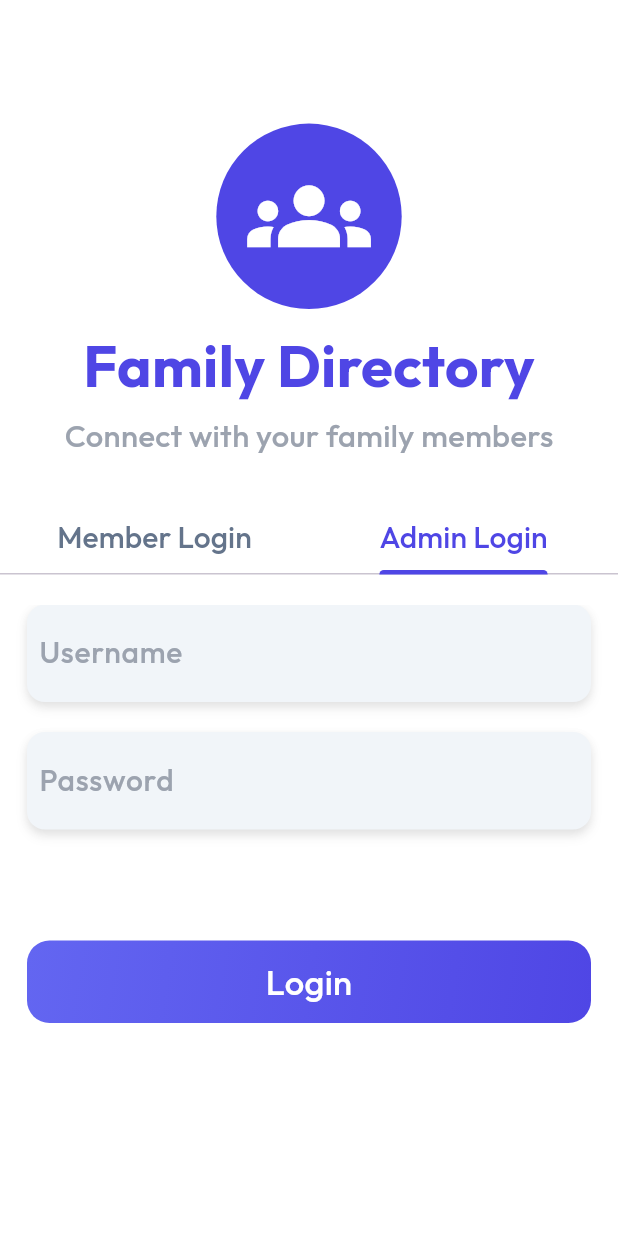
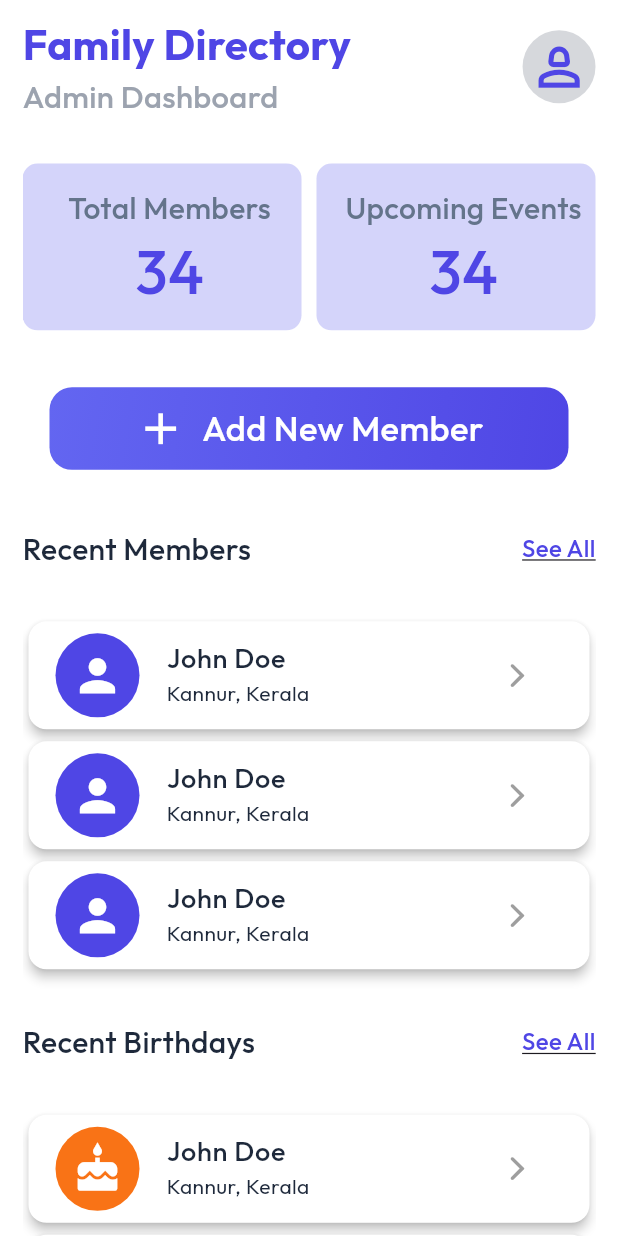
Before and after one commit to NavaneethMv/Family_Tree, a Flutter app: the screen it shows after launch, tab 2 chosen, after a tap on "Login", on a phone screen of 412 x 824 dp. Run offline on Flutter 3.47's test engine with Material 3 defaults, Android fonts, the phone set to English and light mode, and no system bars; our stand-ins replace go_router, google_fonts, shared_preferences.

Commit message:
Admin dashboard completed

```diff
--- /dev/null
+++ b/devtools_options.yaml
@@ -0,0 +1,3 @@
+description: This file stores settings for Dart & Flutter DevTools.
+documentation: https://docs.flutter.dev/tools/devtools/extensions#configure-extension-enablement-states
+extensions:
--- /dev/null
+++ b/lib/Presentation/Admin/screens/dashboard.dart
@@ -0,0 +1,145 @@
+import 'package:family_tree/Presentation/Widgets/Admin/home/admin_dashboard_header.dart';
+import 'package:family_tree/Utils/colours.dart';
+import 'package:family_tree/Utils/size.dart';
+import 'package:family_tree/Utils/teststyles.dart';
+import 'package:flutter/cupertino.dart';
+import 'package:flutter/material.dart';
+import 'package:go_router/go_router.dart';
+import 'package:google_fonts/google_fonts.dart';
+
+import '../../Widgets/Admin/home/countcaed.dart';
+import '../../Widgets/Global/icon_button.dart';
+
+class AdminDashboard extends StatelessWidget {
+  const AdminDashboard({super.key});
+
+  @override
+  Widget build(BuildContext context) {
+    return LayoutBuilder(builder: (context, constraints) {
+      return Scaffold(
+        backgroundColor: Colors.white,
+        body: SafeArea(
+          child: Padding(
+            padding: const EdgeInsets.only(left: 15.0, right: 15, top: 10),
+            child: SingleChildScrollView(
+              child: Column(children: [
+                Admin_Dashboard_Header(constraints: constraints),
+                sizedBox_h30,
+                Row(
+                  mainAxisAlignment: MainAxisAlignment.spaceBetween,
+                  children: [
+                    CountContainer(constraints, 'Total Members'),
+                    CountContainer(constraints, 'Upcoming Events'),
+                  ],
+                ),
+                sizedBox_h20,
+                GlobalIconButton(
+                  content: 'Add New Member',
+                ),
+                sizedBox_h20,
+                RecentitemWidget(
+                  title: 'Recent Members',
+                  icon: Icons.person,
+                  backgroundColor: primaryColor,
+                ),
+                sizedBox_h30,
+                RecentitemWidget(
+                  title: 'Recent Birthdays',
+                  icon: Icons.cake,
+                  backgroundColor: orange_accentColor,
+                ),
+              ]),
+            ),
+          ),
+        ),
+      );
+    });
+  }
+}
+
+class RecentitemWidget extends StatelessWidget {
+  RecentitemWidget({
+    super.key,
+    required this.title,
+    required this.icon,
+    required this.backgroundColor
+  });
+  String title;
+  IconData icon;
+  Color backgroundColor;
+  @override
+  Widget build(BuildContext context) {
+    return Column(
+      children: [
+        Row(
+          mainAxisAlignment: MainAxisAlignment.spaceBetween,
+          children: [
+            Text(title,
+                style: subHeadingStyle(
+                  fontSize: 20,
+                  color: textColor,
+                )),
+            GestureDetector(
+              onTap: () {
+                GoRouter.of(context).go('/memberlistscreen');
+              },
+              child: Text('See All',
+                  style: GoogleFonts.outfit(
+                      decoration: TextDecoration.underline,
+                      fontSize: 16,
+                      color: primaryColor,
+                      fontWeight: FontWeight.w500)),
+            ),
+          ],
+        ),
+        sizedBox_h30,
+        ...List.generate(
+          3,
+          (index) => RecentMemberCard(icon: icon,backgroundColor: backgroundColor,),
+        )
+      ],
+    );
+  }
+}
+
+class RecentMemberCard extends StatelessWidget {
+   RecentMemberCard({
+    super.key,
+   required this.icon ,
+   required this.backgroundColor
+  });
+  IconData icon;
+  Color backgroundColor;
+  @override
+  Widget build(BuildContext context) {
+    return Card(
+      elevation: 3,
+      shape: RoundedRectangleBorder(borderRadius: BorderRadius.circular(12)),
+      color: whitecolour,
+      child: ListTile(
+        leading:  CircleAvatar(
+          radius: 30,
+          backgroundColor: backgroundColor,
+          child: Icon(
+           icon,
+            color: whitecolour,
+            size: 35,
+          ),
+        ),
+        title: Text('John Doe',
+            style: GoogleFonts.outfit(
+                fontSize: 18, color: textColor, fontWeight: FontWeight.w500)),
+        subtitle: Text('Kannur, Kerala',
+            style: GoogleFonts.outfit(
+                fontSize: 14, color: textColor, fontWeight: FontWeight.w400)),
+        trailing: IconButton(
+          onPressed: () {},
+          icon: const Icon(
+            CupertinoIcons.forward,
+            color: Colors.grey,
+          ),
+        ),
+      ),
+    );
+  }
+}
--- /dev/null
+++ b/lib/Presentation/Admin/screens/memberScreen.dart
@@ -0,0 +1,10 @@
+import 'package:flutter/material.dart';
+
+class MemberListscreen extends StatelessWidget {
+  const MemberListscreen({super.key});
+
+  @override
+  Widget build(BuildContext context) {
+    return const Placeholder();
+  }
+}
--- a/lib/Presentation/Login/login.dart
+++ b/lib/Presentation/Login/login.dart
@@ -1,34 +1,37 @@
+import 'package:family_tree/Presentation/Widgets/Global/global_button.dart';
 import 'package:family_tree/Presentation/widgets/Login/adminlogin.dart';
 import 'package:family_tree/Presentation/widgets/Login/loginheader.dart';
 import 'package:family_tree/Presentation/widgets/Login/memberlogin.dart';
 import 'package:family_tree/Utils/colours.dart';
 import 'package:family_tree/Utils/size.dart';
 import 'package:flutter/material.dart';
+import 'package:go_router/go_router.dart';
 import 'package:google_fonts/google_fonts.dart';
+import 'package:shared_preferences/shared_preferences.dart';
 
-import '../widgets/Login/loginbutton.dart';
+
 
 class LoginPage extends StatelessWidget {
   const LoginPage({super.key});
 
   @override
   Widget build(BuildContext context) {
-    return LayoutBuilder(builder: (context, constraints) {
-      double width = constraints.maxWidth;
-      double height = constraints.maxHeight;
-
     return DefaultTabController(
       length: 2,
       child: Scaffold(
         resizeToAvoidBottomInset: true,
         body: SafeArea(
-            child: SingleChildScrollView(
+          child: LayoutBuilder(
+            builder: (context, constraints) {
+              double width = constraints.maxWidth;
+              double height = constraints.maxHeight;
+
+              return SingleChildScrollView(
                 child: Column(
                   crossAxisAlignment: CrossAxisAlignment.center,
                   children: [
-                   SizedBox(height: constraints.maxWidth*0.2,),
+                    SizedBox(height: constraints.maxWidth * 0.2),
                     LoginHeader(width: width),
-
                     sizedBox_h30,
                     TabBar(
                       indicatorColor: primaryColor,
@@ -57,7 +60,7 @@ class LoginPage extends StatelessWidget {
                     ),
                     sizedBox_h20,
                     SizedBox(
-                    height: height * 0.25, // adjust as needed
+                      height: height * 0.25,
                       child: const TabBarView(
                         children: [
                           MemberLogin(),
@@ -66,18 +69,32 @@ class LoginPage extends StatelessWidget {
                       ),
                     ),
                     GestureDetector(
+                      onTap: () async {
 
-                    onTap: () {
 
+                        final tabIndex = DefaultTabController.of(context).index;
+                        if (tabIndex == 0) {
+                          SharedPreferences sharedPreferences =
+                            await SharedPreferences.getInstance();
+                        sharedPreferences.setBool('ismemberlogedin', true);
+                          GoRouter.of(context).push('/memberDashboard');
+                        } else {
+                          SharedPreferences sharedPreferences =
+                            await SharedPreferences.getInstance();
+                        sharedPreferences.setBool('isadminlogedin', true);
+                          GoRouter.of(context).push('/adminDashboard');
+                        }
                       },
-                    child: const LoginButton()),
+                      child:  GlobalButton(content: 'Login',),
+                    ),
                     sizedBox_h10
                   ],
                 ),
+              );
+            },
           ),
         ),
       ),
     );
-    });
   }
 }
--- /dev/null
+++ b/lib/Presentation/Member/memberdashboard.dart
@@ -0,0 +1,25 @@
+import 'package:flutter/material.dart';
+
+class Memberdashboard extends StatelessWidget {
+  const Memberdashboard({super.key});
+
+  @override
+  Widget build(BuildContext context) {
+    return Scaffold(
+      appBar: AppBar(
+        title: const Text('User Dashboard'),
+      ),
+      body: const Center(
+        child: Column(
+          mainAxisAlignment: MainAxisAlignment.center,
+          children: <Widget>[
+            Text(
+              'Welcome to the User Dashboard!',
+              style: TextStyle(fontSize: 24),
+            ),
+          ],
+        ),
+      ),
+    );
+  }
+}
--- /dev/null
+++ b/lib/Presentation/widgets/Admin/home/admin_dashboard_header.dart
@@ -0,0 +1,35 @@
+import 'package:family_tree/Presentation/Widgets/Admin/home/profile_icon.dart';
+import 'package:family_tree/Utils/teststyles.dart';
+import 'package:flutter/material.dart';
+class Admin_Dashboard_Header extends StatelessWidget {
+  const Admin_Dashboard_Header({
+    super.key,
+    required this.constraints,
+  });
+  final BoxConstraints constraints;
+  @override
+  Widget build(BuildContext context) {
+    return Row(
+      mainAxisAlignment: MainAxisAlignment.spaceBetween,
+      children: [
+        Column(
+          crossAxisAlignment: CrossAxisAlignment.start,
+          children: [
+            Text(
+              'Family Directory',
+              textAlign: TextAlign.left,
+              style: headingStyle(
+                  fontSize: constraints.maxWidth * .068),
+            ),
+            Text(
+              'Admin Dashboard',
+              style: subHeadingStyle(
+                  fontSize: constraints.maxWidth * .05),
+            ),
+          ],
+        ),
+        ProfileIcon(constraints: constraints)
+      ],
+    );
+  }
+}
--- /dev/null
+++ b/lib/Presentation/widgets/Admin/home/countcaed.dart
@@ -0,0 +1,29 @@
+import 'package:flutter/material.dart';
+
+import '../../../../Utils/colours.dart';
+import '../../../../Utils/teststyles.dart';
+Container CountContainer(BoxConstraints constraints,String title) {
+    return Container(
+      height: constraints.maxWidth * 0.27,
+      width: (constraints.maxWidth - 30 - 10) / 2, // 10 is the spacing between
+      decoration: BoxDecoration(
+        color: Lightindigo,
+        borderRadius: BorderRadius.circular(10),
+      ),
+      child:  Padding(
+        padding: const EdgeInsets.only(left: 10  ,top: 15),
+        child: Column(
+          children: [
+            Text(
+              title,
+              style: subHeadingStyle(color: textLightColor),
+            ),
+            Text(
+              '34',
+              style: subHeadingStyle(color: primaryColor, fontSize: 40),
+            ),
+          ],
+        ),
+      ),
+    );
+  }
--- /dev/null
+++ b/lib/Presentation/widgets/Admin/home/profile_icon.dart
@@ -0,0 +1,24 @@
+import 'package:family_tree/Utils/colours.dart';
+import 'package:flutter/material.dart';
+
+class ProfileIcon extends StatelessWidget {
+  ProfileIcon({
+    super.key,
+    required this.constraints,
+  });
+  BoxConstraints constraints;
+  @override
+  Widget build(
+    BuildContext context,
+  ) {
+    return CircleAvatar(
+      radius: constraints.maxWidth * 0.059, // responsive radius
+      backgroundColor: const Color.fromARGB(255, 214, 216, 220),
+      child: Icon(
+        Icons.person_2_outlined,
+        size: constraints.maxWidth * 0.1, // responsive icon size
+        color: primaryColor,
+      ),
+    );
+  }
+}
--- /dev/null
+++ b/lib/Presentation/widgets/Global/global_button.dart
@@ -0,0 +1,39 @@
+import 'package:family_tree/Utils/colours.dart';
+import 'package:flutter/material.dart';
+
+import '../../../Utils/teststyles.dart';
+
+class GlobalButton extends StatelessWidget {
+   GlobalButton({
+    super.key,
+    required this.content,
+  });
+String content ;
+  @override
+  Widget build(BuildContext context) {
+    return Padding(
+      padding: const EdgeInsets.all(18.0),
+      child: Container(
+        width: double.infinity,
+        height: 55,
+        decoration:  BoxDecoration(
+          borderRadius: BorderRadius.circular(15),
+          gradient: const LinearGradient(
+            begin: Alignment.topLeft,
+            end: Alignment.bottomRight,
+            colors: [gradientStart, gradientEnd],
+          ),
+        ),
+        child: Center(
+          child: Text(
+            content,
+            style: subHeadingStyle(
+              fontSize: 23,
+              color: whitecolour,
+            ),
+          ),
+        ),
+      ),
+    );
+  }
+}
--- a/lib/Presentation/widgets/Login/loginbutton.dart
+++ b/lib/Presentation/widgets/Global/icon_button.dart
@@ -1,13 +1,15 @@
 import 'package:family_tree/Utils/colours.dart';
+import 'package:family_tree/Utils/size.dart';
 import 'package:flutter/material.dart';
 
 import '../../../Utils/teststyles.dart';
 
-class LoginButton extends StatelessWidget {
-  const LoginButton({
+class GlobalIconButton extends StatelessWidget {
+   GlobalIconButton({
     super.key,
+    required this.content,
   });
-
+String content ;
   @override
   Widget build(BuildContext context) {
     return Padding(
@@ -24,12 +26,20 @@ class LoginButton extends StatelessWidget {
           ),
         ),
         child: Center(
-          child: Text(
-            'Login',
-            style: subHeadingStyle(
-              fontSize: 23,
-              color: whitecolour,
-            ),
+          child: Row(
+            mainAxisAlignment: MainAxisAlignment.center,
+            children: [
+              const Icon(Icons.add,
+                  color: whitecolour, size: 35),
+                  sizedBox_w10,
+              Text(
+                content,
+                style: subHeadingStyle(
+                  fontSize: 23,
+                  color: whitecolour,
+                ),
+              ),
+            ],
           ),
         ),
       ),
--- a/lib/Utils/colours.dart
+++ b/lib/Utils/colours.dart
@@ -11,9 +11,10 @@ const Color textDarkColor = Color(0xFF111827);
 const Color textLightGrayColor = Color(0xFF9ca3af);
 const Color textDarkGrayColor = Color(0xFF374151);
 const Color textfieldbg = Color(0xFFf1f5f9);
-const Color gradientStart = Color(0xFF6366F1); // #6366f1
-const Color gradientEnd = Color(0xFF4F46E5);   // #4f46e5
+const Color gradientStart = Color(0xFF6366F1);
+const Color gradientEnd = Color(0xFF4F46E5);
 const Color whitecolour= Color(0xFFFFFFFF);
+const Color Lightindigo= Color(0xFFD4D4FA);
 const List<BoxShadow> cardShadows = [
   BoxShadow(
     color: Color.fromRGBO(0, 0, 0, 0.05),
--- /dev/null
+++ b/lib/Utils/routes.dart
@@ -0,0 +1,32 @@
+import 'package:family_tree/Presentation/Admin/screens/dashboard.dart';
+import 'package:family_tree/Presentation/Admin/screens/memberScreen.dart';
+import 'package:family_tree/Presentation/Login/login.dart';
+import 'package:family_tree/Presentation/Member/memberdashboard.dart';
+import 'package:family_tree/splashscreen.dart';
+import 'package:go_router/go_router.dart';
+
+final GoRouter approuter = GoRouter(
+  routes: [
+
+    GoRoute(
+      path: '/',
+      builder: (context, state) => const FamilySplashScreen(),
+    ),
+     GoRoute(
+      path: '/login',
+      builder: (context, state) => const LoginPage(),
+    ),
+    GoRoute(
+      path: '/memberDashboard',
+      builder: (context, state) => const Memberdashboard(),
+    ),
+    GoRoute(
+      path: '/adminDashboard',
+      builder: (context, state) => const AdminDashboard(),
+    ),
+    GoRoute(
+      path: '/memberlistscreen',
+      builder: (context, state) => const MemberListscreen(),
+    ),
+  ],
+);
--- a/lib/main.dart
+++ b/lib/main.dart
@@ -1,22 +1,23 @@
-import 'package:family_tree/presentation/Login/login.dart';
+import 'package:family_tree/Utils/routes.dart';
 import 'package:flutter/material.dart';
-
 void main() {
   runApp(const MyApp());
+
 }
 
 class MyApp extends StatelessWidget {
   const MyApp({super.key});
 
-  // This widget is the root of your application.
+
   @override
   Widget build(BuildContext context) {
-    return  MaterialApp(
+    return  MaterialApp.router(
+      routerConfig: approuter,
       debugShowCheckedModeBanner: false,
       theme: ThemeData(
         scaffoldBackgroundColor: Colors.white,
       ),
-      home: LoginPage(),
+
     );
   }
 }
--- /dev/null
+++ b/lib/splashscreen.dart
@@ -0,0 +1,44 @@
+import 'dart:async';
+
+import 'package:family_tree/Utils/colours.dart';
+import 'package:flutter/material.dart';
+import 'package:go_router/go_router.dart';
+import 'package:shared_preferences/shared_preferences.dart';
+
+class FamilySplashScreen extends StatefulWidget {
+  const FamilySplashScreen({super.key});
+
+  @override
+  State<FamilySplashScreen> createState() => _FamilySplashScreenState();
+}
+
+class _FamilySplashScreenState extends State<FamilySplashScreen> {
+  @override
+  void initState() {
+    // TODO: implement initState
+    super.initState();
+    Timer(const Duration(seconds: 3), () {
+      getdata(context);
+    });
+  }
+
+  @override
+  Widget build(BuildContext context) {
+    return const Scaffold(
+      backgroundColor: primaryColor, // The SVG has its own bg gradient
+    );
+  }
+
+  Future<void> getdata(BuildContext context) async {
+    SharedPreferences sharedpref = await SharedPreferences.getInstance();
+    bool? adminstatus = sharedpref.getBool('isadminlogedin');
+    bool? memberstatus = sharedpref.getBool('ismemberlogedin');
+    if (adminstatus == true) {
+      GoRouter.of(context).push('/adminDashboard');
+    } else if (memberstatus == true) {
+      GoRouter.of(context).push('/memberDashboard');
+    } else {
+      GoRouter.of(context).push('/login');
+    }
+  }
+}
--- a/pubspec.yaml
+++ b/pubspec.yaml
@@ -37,6 +37,8 @@ dependencies:
   cupertino_icons: ^1.0.8
   google_fonts: ^6.2.1
   go_router: ^15.1.2
+  shared_preferences: ^2.5.3
+  flutter_svg: ^2.1.0
 
 dev_dependencies:
   flutter_test:
@@ -61,8 +63,8 @@ flutter:
   uses-material-design: true
 
   # To add assets to your application, add an assets section, like this:
-  # assets:
-  #   - images/a_dot_burr.jpeg
+  assets:
+    - assets/
   #   - images/a_dot_ham.jpeg
 
   # An image asset can refer to one or more resolution-specific "variants", see
```
Also changed, not shown: assets/logo.svg (added), assets/splashscreen.svg (added), pubspec.lock, 1 other file. Lines whose indentation alone changed are shown as unchanged.
